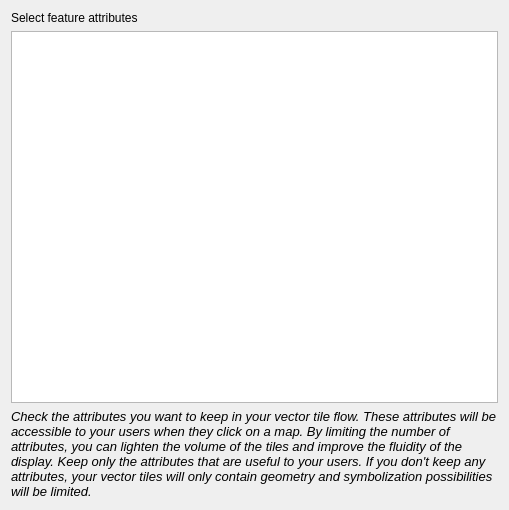
First picture: the form in geoplateforme/gui/tile_creation/qwp_tile_generation_fields_selection.ui, repository JulesGrillot/plugin-qgis-geoplateforme, before the edit.
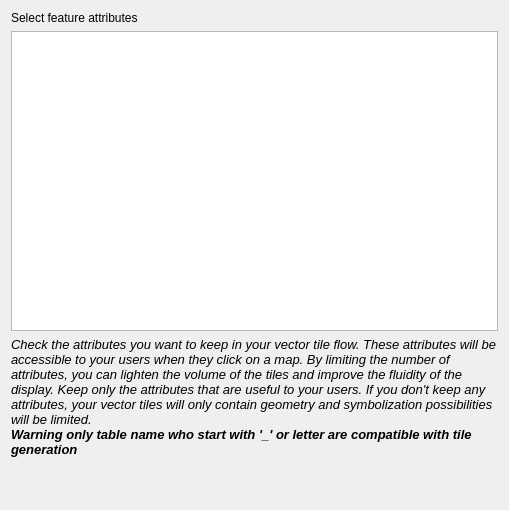
Second picture: the form after the edit.

Commit message: feat(tiles_generation): desactivate incompatibles tables on tiles creation

Diff of the .ui file:
```diff
--- a/geoplateforme/gui/tile_creation/qwp_tile_generation_fields_selection.ui
+++ b/geoplateforme/gui/tile_creation/qwp_tile_generation_fields_selection.ui
@@ -38,13 +38,13 @@
      <property name="font">
       <font>
        <pointsize>10</pointsize>
-       <weight>9</weight>
+       <weight>50</weight>
        <italic>true</italic>
        <bold>false</bold>
       </font>
      </property>
      <property name="text">
-      <string>Check the attributes you want to keep in your vector tile flow. These attributes will be accessible to your users when they click on a map. By limiting the number of attributes, you can lighten the volume of the tiles and improve the fluidity of the display. Keep only the attributes that are useful to your users. If you don't keep any attributes, your vector tiles will only contain geometry and symbolization possibilities will be limited.</string>
+      <string>&lt;html&gt;&lt;head/&gt;&lt;body&gt;&lt;p&gt;Check the attributes you want to keep in your vector tile flow. These attributes will be accessible to your users when they click on a map. By limiting the number of attributes, you can lighten the volume of the tiles and improve the fluidity of the display. Keep only the attributes that are useful to your users. If you don't keep any attributes, your vector tiles will only contain geometry and symbolization possibilities will be limited.&lt;span style=&quot; font-weight:600;&quot;&gt;&lt;br/&gt;Warning only table name who start with '_' or letter are compatible with tile generation&lt;/span&gt;&lt;/p&gt;&lt;p&gt;&lt;br/&gt;&lt;/p&gt;&lt;/body&gt;&lt;/html&gt;</string>
      </property>
      <property name="wordWrap">
       <bool>true</bool>
```
The commit also changes 3 other files.
